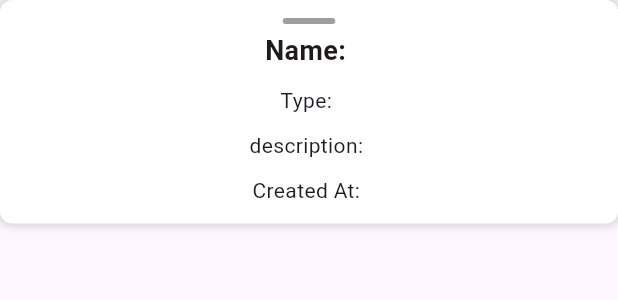
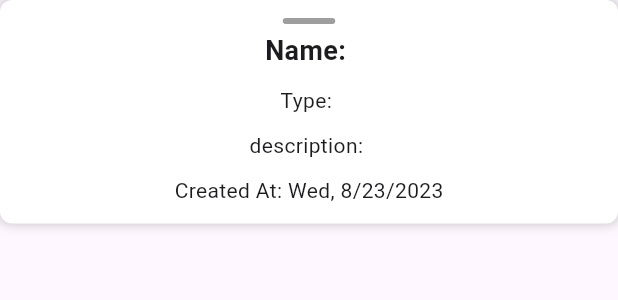
Before and after one commit to safvansafvan/Nexon_ev_booking_app, a Flutter app: the LocationPopup widget shown alone on an empty page, opened directly with empty values, on a phone screen of 412 x 824 dp. Shown: the top 300 px of the screen. Run offline on Flutter 3.47's test engine with Material 2 defaults, Android fonts, the phone set to English and light mode, and no system bars; our stand-ins replace animated_custom_dropdown, awesome_dialog, email_validator, emoji_picker_flutter, flutter_map, fluttertoast and 13 more; missing offline and left inert: razorpay_flutter, sticky_grouped_list, syncfusion_flutter_pdfviewer; accounts and stored records are empty; network calls fail; Roboto replaces fonts that are missing (Philosopher); project files that could hold a hidden picture were left out.

Commit message:
map screen date converted to date formate

```diff
--- a/lib/presentation/screens/community_chat/screens/group_details.dart
+++ b/lib/presentation/screens/community_chat/screens/group_details.dart
@@ -118,7 +118,7 @@ class GroupDetailsWidget extends StatelessWidget {
                     return Padding(
                       padding: const EdgeInsets.only(top: 5),
                       child: Text(
-                        membersList[index]['name'],
+                        membersList[index]['name'].toString(),
                         style: const TextStyle(
                             fontSize: 15, fontWeight: FontWeight.w600),
                       ),
--- a/lib/presentation/screens/map/widget/location_pop.dart
+++ b/lib/presentation/screens/map/widget/location_pop.dart
@@ -1,11 +1,12 @@
 import 'package:bookingapp/controller/core/constant.dart';
 import 'package:flutter/material.dart';
+import 'package:intl/intl.dart';
 
 class LocationPopup extends StatelessWidget {
   final String name;
   final String description;
   final String type;
-  final String date;
+  final DateTime date;
 
   const LocationPopup(
       {super.key,
@@ -16,6 +17,7 @@ class LocationPopup extends StatelessWidget {
 
   @override
   Widget build(BuildContext context) {
+    final formatedDate = DateFormat.yMEd().format(date);
     return Container(
       width: double.infinity,
       padding: const EdgeInsets.all(12),
@@ -50,7 +52,7 @@ class LocationPopup extends StatelessWidget {
           height10,
           Text("description: $description"),
           height10,
-          Text("Created At: $date"),
+          Text("Created At: $formatedDate"),
         ],
       ),
     );
--- a/pubspec.yaml
+++ b/pubspec.yaml
@@ -38,12 +38,11 @@ dependencies:
   percent_indicator: 4.2.3
   provider: 6.0.5
   font_awesome_flutter: 10.4.0
-  google_nav_bar: 5.0.6
   email_validator: 2.1.17
   shared_preferences: 2.1.1
   http: 1.0.0
   animated_custom_dropdown: 1.5.0
-  google_sign_in:
+  google_sign_in: ^6.1.4
   lottie: 2.4.0
   google_fonts: 5.0.0
   smooth_page_indicator: 1.1.0
```
Also changed, not shown: lib/apiservice/auth/continue_google_service.dart (+10 -3 lines), lib/presentation/screens/map/map_screen.dart (+7 -8 lines), pubspec.lock, 1 other file.
